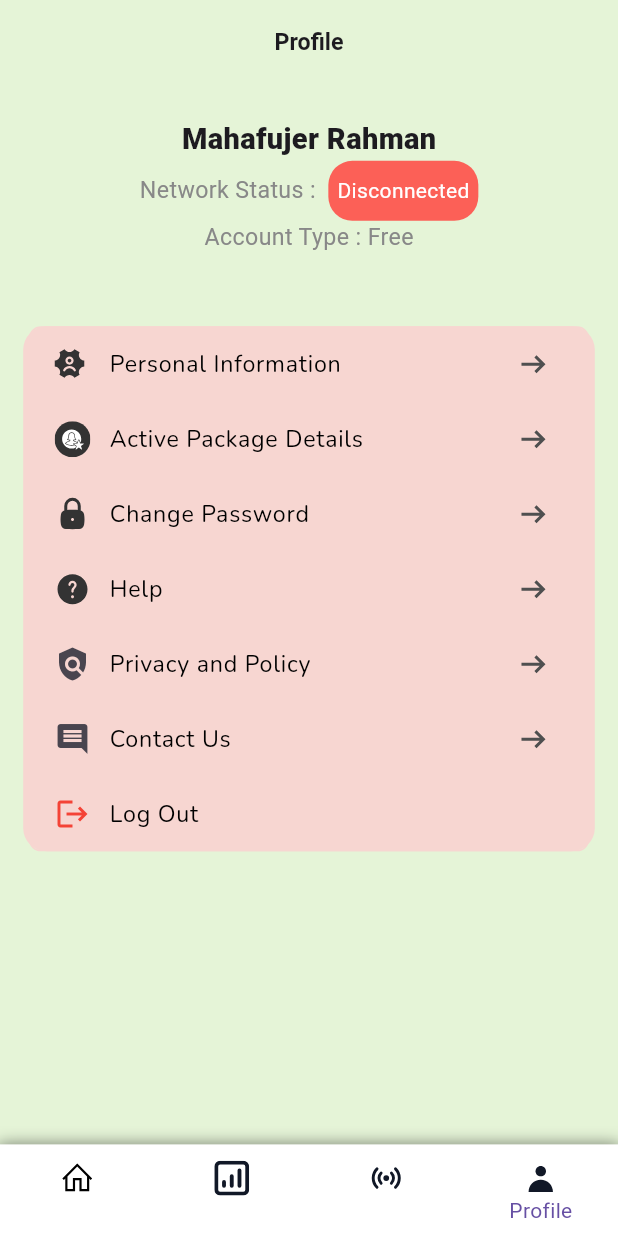
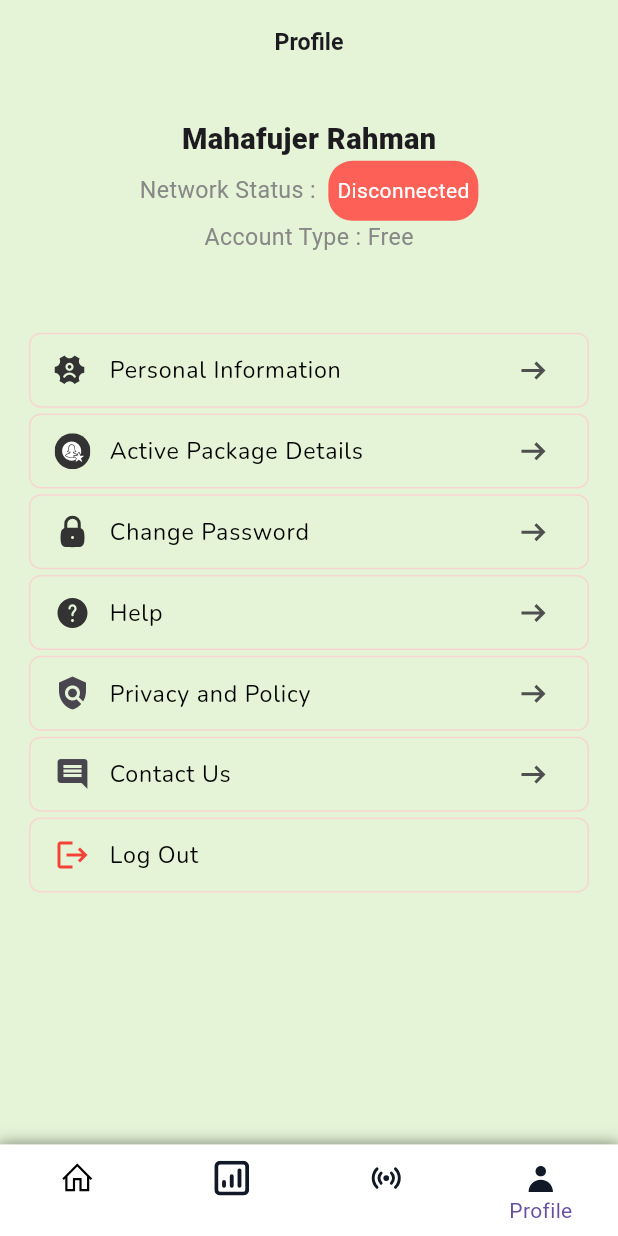
Before and after one commit to mahafujerrahman/Wifi-Service-App, a Flutter app: the ProfileScreen screen opened by its route, on a phone screen of 412 x 824 dp. Run offline on Flutter 3.47's test engine with Material 3 defaults, Android fonts, the phone set to English and light mode, and no system bars; our stand-ins replace cached_network_image, dotted_border, flutter_screenutil, flutter_svg, get, image_picker and 3 more; missing offline and left inert: d_chart; accounts and stored records are empty.

Commit message:
demo update

```diff
--- a/lib/main.dart
+++ b/lib/main.dart
@@ -39,7 +39,6 @@ class MyApp extends StatelessWidget {
                 debugShowCheckedModeBanner: false,
                 navigatorKey: Get.key,
                 // theme: themeController.darkTheme ? dark(): light(),
-
                 defaultTransition: Transition.topLevel,
                 locale: localizeController.locale,
                 translations: Messages(languages: languages),
--- a/lib/view/screen/home/homeScreen.dart
+++ b/lib/view/screen/home/homeScreen.dart
@@ -47,7 +47,7 @@ class _HomeScreenState extends State<HomeScreen> {
 
               SizedBox(height: 20.h),
 
-              Container(
+             /* Container(
                 width: double.infinity,
                 padding: EdgeInsets.all(16.w),
                 decoration: BoxDecoration(
@@ -88,7 +88,7 @@ class _HomeScreenState extends State<HomeScreen> {
                     Text('Expiry: 30th July 2025', style: AppStyles.fontSize14(color: AppColors.subTextColor)),
                   ],
                 ),
-              ),
+              ),*/
 
               SizedBox(height: 20.h),
 
--- a/lib/view/screen/profile/profileScreen.dart
+++ b/lib/view/screen/profile/profileScreen.dart
@@ -84,14 +84,8 @@ class _ProfileScreenState extends State<ProfileScreen> {
                 ],
               ),
               SizedBox(height: 50.h),
-              Container(
-                decoration: BoxDecoration(
-                  color: AppColors.colorF7D6D1,
-                  borderRadius: BorderRadius.all(Radius.circular(16.r)),
-                ),
-                width: double.infinity,
-                child: Padding(
-                  padding: EdgeInsets.symmetric(horizontal: 4.h),
+              Padding(
+                padding: EdgeInsets.symmetric(horizontal: 4.h,vertical: 4.w),
                 child: Column(
                   children: [
                     CustomListTile(
@@ -101,6 +95,7 @@ class _ProfileScreenState extends State<ProfileScreen> {
                         Get.toNamed(AppRoutes.personalInformationScreen);
                       },
                       title: 'Personal Information'),
+                    SizedBox(height: 4.h),
                     CustomListTile(
                         prefixIcon: SvgPicture.asset(AppIcons.updateAccountIcon),
                         suffixIcon: SvgPicture.asset(AppIcons.listTileArrowIcon),
@@ -108,7 +103,7 @@ class _ProfileScreenState extends State<ProfileScreen> {
                           Get.toNamed(AppRoutes.activePackageDetails);
                         },
                         title: 'Active Package Details'),
-
+                    SizedBox(height: 4.h),
                     CustomListTile(
                         prefixIcon: SvgPicture.asset(AppIcons.passwordIcon),
                         suffixIcon: SvgPicture.asset(AppIcons.listTileArrowIcon),
@@ -116,7 +111,7 @@ class _ProfileScreenState extends State<ProfileScreen> {
                           Get.toNamed(AppRoutes.resetPasswordScreen);
                         },
                         title: 'Change Password'),
-
+                    SizedBox(height: 4.h),
                     CustomListTile(
                         prefixIcon: SvgPicture.asset(AppIcons.helpIcon),
                         suffixIcon: SvgPicture.asset(AppIcons.listTileArrowIcon),
@@ -124,6 +119,7 @@ class _ProfileScreenState extends State<ProfileScreen> {
                           Get.toNamed(AppRoutes.helpScreen);
                         },
                         title: 'Help'),
+                    SizedBox(height: 4.h),
                     CustomListTile(
                         prefixIcon: Icon(Icons.policy),
                         suffixIcon: SvgPicture.asset(AppIcons.listTileArrowIcon),
@@ -131,6 +127,7 @@ class _ProfileScreenState extends State<ProfileScreen> {
                           Get.toNamed(AppRoutes.privacyPolicyScreen);
                         },
                         title: 'Privacy and Policy'),
+                    SizedBox(height: 4.h),
                     CustomListTile(
                         prefixIcon: Icon(Icons.comment),
                         suffixIcon: SvgPicture.asset(AppIcons.listTileArrowIcon),
@@ -138,6 +135,7 @@ class _ProfileScreenState extends State<ProfileScreen> {
                           Get.toNamed(AppRoutes.contactUsScreen);
                         },
                         title: 'Contact Us'),
+                    SizedBox(height: 4.h),
                     CustomListTile(
                         prefixIcon: Icon(Icons.logout,color: Colors.red),
                         onTap: (){
@@ -145,7 +143,6 @@ class _ProfileScreenState extends State<ProfileScreen> {
                         },
                         title: 'Log Out'),
                   ],
-                  ),
                 ),
               )
             ],
```
Lines whose indentation alone changed are shown as unchanged.
